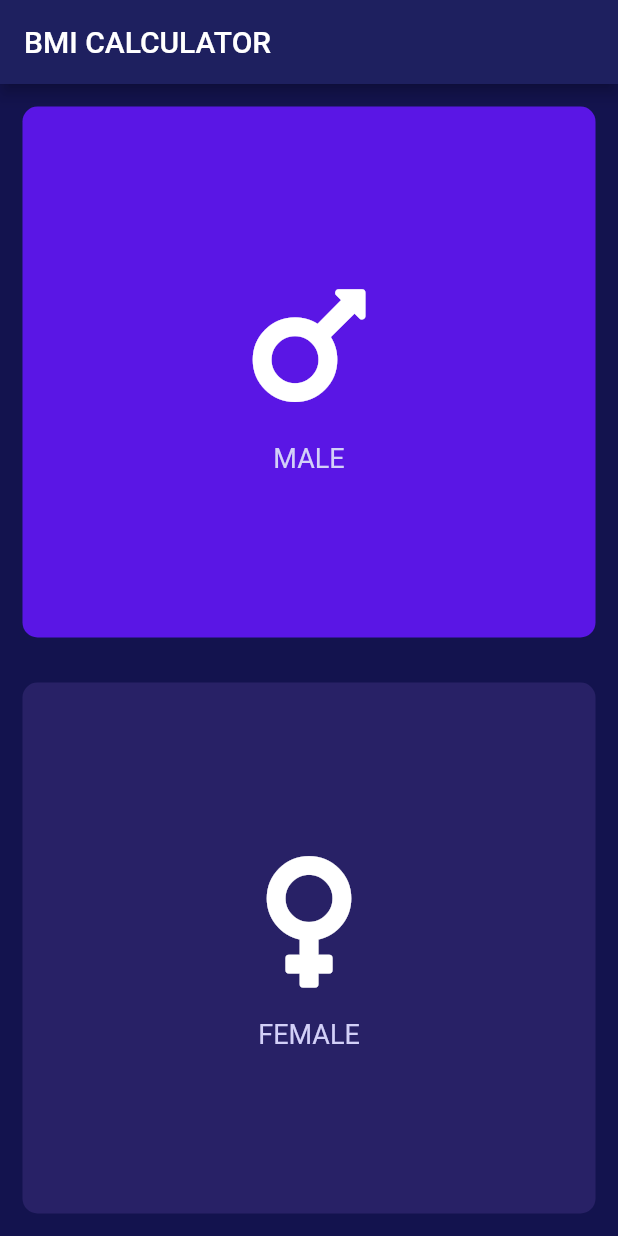
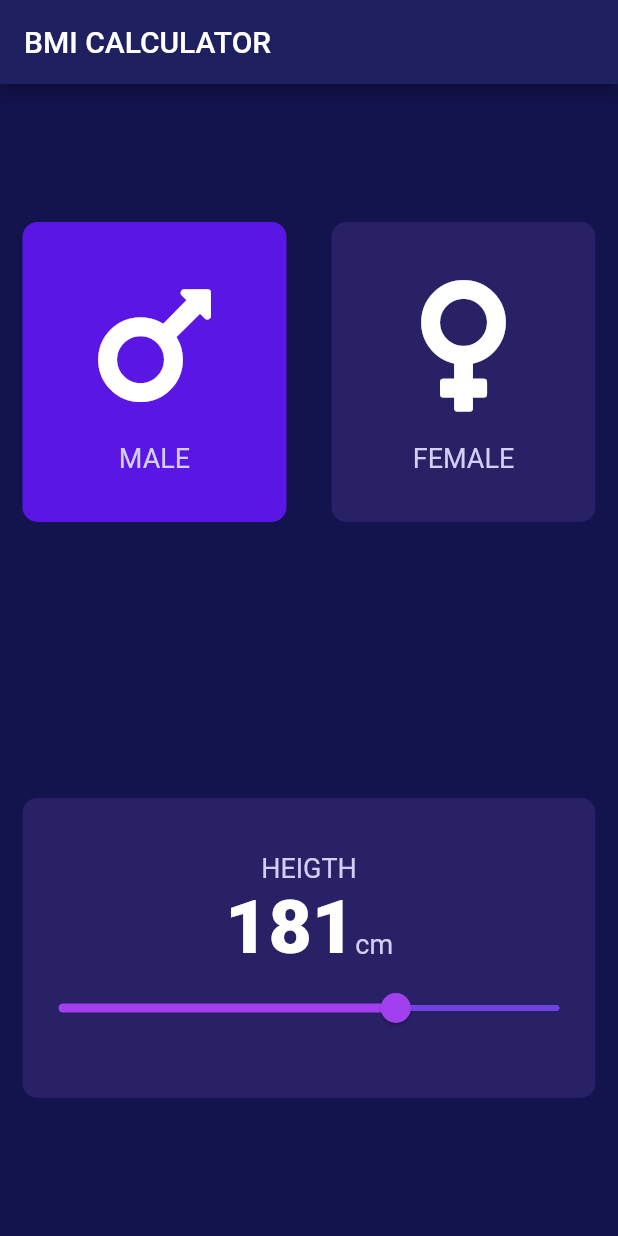
Before and after one commit to ortizen/BMI_Refactored, a Flutter app: the screen it shows after launch, on a phone screen of 412 x 824 dp. Run offline on Flutter 3.47's test engine with Material 2 defaults, Android fonts, the phone set to English and light mode, and no system bars; our stand-ins replace font_awesome_flutter.

Commit message:
Fixing the UI before trying the toogles

```diff
--- a/lib/bmi.dart
+++ b/lib/bmi.dart
@@ -27,6 +27,7 @@ class BMI with ChangeNotifier {
 
   void setHeight(int height) {
     this._height = height;
+    notifyListeners();
   }
 
   void setWeight(int weight) {
--- a/lib/input_page.dart
+++ b/lib/input_page.dart
@@ -19,11 +19,15 @@ class InputPage extends StatelessWidget {
         crossAxisAlignment: CrossAxisAlignment.stretch,
         children: <Widget>[
           Expanded(
+            child: Row(
+              children: <Widget>[
+                Expanded(
                   child: ReusableCard(
                     onTap: () {
                       bmi.setSex(Gender.male);
                     },
-              color: bmi.getSex() == Gender.male ? kActiveColor : kCardColor,
+                    color:
+                        bmi.getSex() == Gender.male ? kActiveColor : kCardColor,
                     child: IconChild(
                       text: 'MALE',
                       iconType: FontAwesomeIcons.mars,
@@ -32,8 +36,9 @@ class InputPage extends StatelessWidget {
                 ),
                 Expanded(
                   child: ReusableCard(
-                color:
-                    bmi.getSex() == Gender.female ? kActiveColor : kCardColor,
+                      color: bmi.getSex() == Gender.female
+                          ? kActiveColor
+                          : kCardColor,
                       onTap: () {
                         bmi.setSex(Gender.female);
                       },
@@ -41,6 +46,54 @@ class InputPage extends StatelessWidget {
                           text: 'FEMALE', iconType: FontAwesomeIcons.venus)),
                 ),
               ],
+            ),
+          ),
+          Expanded(
+            child: Row(
+              children: <Widget>[
+                Expanded(
+                  child: ReusableCard(
+                    color: kCardColor,
+                    child: Column(
+                      mainAxisAlignment: MainAxisAlignment.center,
+                      children: <Widget>[
+                        Text(
+                          'HEIGTH',
+                          style: kTextStyle,
+                        ),
+                        Row(
+                          mainAxisAlignment: MainAxisAlignment.center,
+                          crossAxisAlignment: CrossAxisAlignment.baseline,
+                          textBaseline: TextBaseline.alphabetic,
+                          children: <Widget>[
+                            Text(
+                              '${bmi.getHeight()}',
+                              style: kStyleNumbers,
+                            ),
+                            Text(
+                              'cm',
+                              style: kTextStyle,
+                            )
+                          ],
+                        ),
+                        Slider(
+                          value: bmi.getHeight().toDouble(),
+                          min: 80.0,
+                          max: 230.0,
+                          activeColor: Color(0xFFa23fee),
+                          inactiveColor: Color(0xFF6f42e5),
+                          onChanged: (double newValue) {
+                            bmi.setHeight(newValue.toInt());
+                          },
+                        ),
+                      ],
+                    ),
+                  ),
+                )
+              ],
+            ),
+          ),
+        ],
       )),
     );
   }
```
Lines whose indentation alone changed are shown as unchanged.
